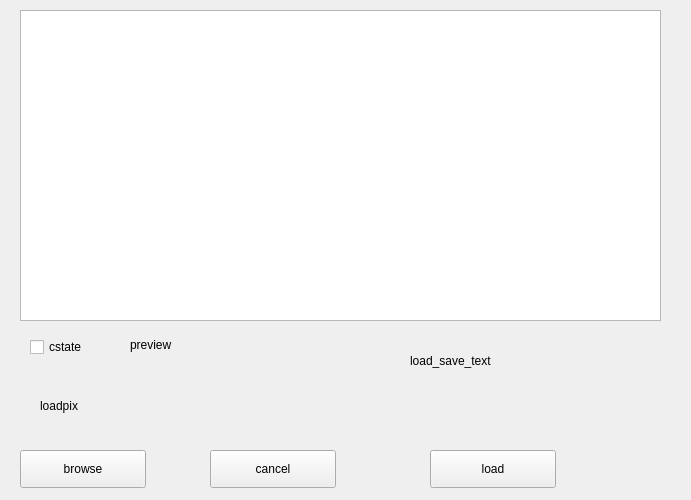
This is client/gui-qt/page_load.ui in longturn/freeciv21 as Qt 5 draws it before an edit. The edited form follows.
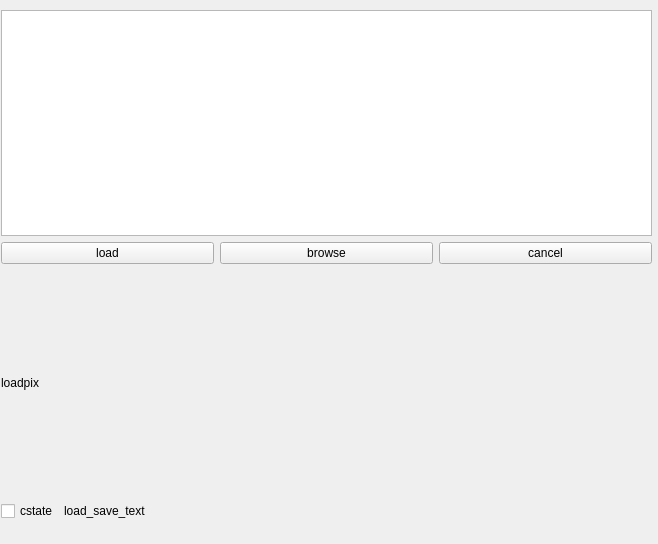
This is the edited form.

Commit message: Made page load look not tragic

```diff
--- a/client/gui-qt/page_load.ui
+++ b/client/gui-qt/page_load.ui
@@ -6,113 +6,102 @@
    <rect>
     <x>0</x>
     <y>0</y>
-    <width>691</width>
-    <height>500</height>
+    <width>658</width>
+    <height>544</height>
    </rect>
   </property>
+  <property name="sizePolicy">
+   <sizepolicy hsizetype="MinimumExpanding" vsizetype="MinimumExpanding">
+    <horstretch>0</horstretch>
+    <verstretch>0</verstretch>
+   </sizepolicy>
+  </property>
   <property name="windowTitle">
    <string>Form</string>
   </property>
-  <widget class="QTableWidget" name="saves_load">
+  <widget class="QWidget" name="verticalLayoutWidget_2">
    <property name="geometry">
     <rect>
-     <x>20</x>
+     <x>1</x>
      <y>10</y>
-     <width>641</width>
-     <height>311</height>
+     <width>651</width>
+     <height>511</height>
     </rect>
-   </property>
-  </widget>
-  <widget class="QCheckBox" name="show_preview">
-   <property name="geometry">
-    <rect>
-     <x>30</x>
-     <y>330</y>
-     <width>91</width>
-     <height>34</height>
-    </rect>
-   </property>
+   </property>
+   <layout class="QVBoxLayout" name="verticalLayout_2">
+    <item>
+     <widget class="QTableWidget" name="saves_load">
+      <property name="sizePolicy">
+       <sizepolicy hsizetype="Preferred" vsizetype="MinimumExpanding">
+        <horstretch>0</horstretch>
+        <verstretch>0</verstretch>
+       </sizepolicy>
+      </property>
+     </widget>
+    </item>
+    <item>
+     <layout class="QHBoxLayout" name="horizontalLayout">
+      <item>
+       <widget class="QPushButton" name="bload">
    <property name="text">
-    <string>cstate</string>
-   </property>
-  </widget>
+         <string>load</string>
+        </property>
+       </widget>
+      </item>
+      <item>
   <widget class="QPushButton" name="bbrowse">
-   <property name="geometry">
-    <rect>
-     <x>20</x>
-     <y>450</y>
-     <width>126</width>
-     <height>38</height>
-    </rect>
-   </property>
    <property name="text">
     <string>browse</string>
    </property>
   </widget>
+      </item>
+      <item>
   <widget class="QPushButton" name="bcancel">
-   <property name="geometry">
-    <rect>
-     <x>210</x>
-     <y>450</y>
-     <width>126</width>
-     <height>38</height>
-    </rect>
-   </property>
    <property name="text">
     <string>cancel</string>
    </property>
   </widget>
-  <widget class="QPushButton" name="bload">
-   <property name="geometry">
-    <rect>
-     <x>430</x>
-     <y>450</y>
-     <width>126</width>
-     <height>38</height>
-    </rect>
-   </property>
-   <property name="text">
-    <string>load</string>
-   </property>
-  </widget>
-  <widget class="QLabel" name="lbl_show_preview">
-   <property name="geometry">
-    <rect>
-     <x>130</x>
-     <y>330</y>
-     <width>88</width>
-     <height>29</height>
-    </rect>
-   </property>
-   <property name="text">
-    <string>preview</string>
-   </property>
-  </widget>
+      </item>
+     </layout>
+    </item>
+    <item>
   <widget class="QLabel" name="load_pix">
-   <property name="geometry">
-    <rect>
-     <x>40</x>
-     <y>380</y>
-     <width>131</width>
-     <height>51</height>
-    </rect>
+      <property name="sizePolicy">
+       <sizepolicy hsizetype="Preferred" vsizetype="MinimumExpanding">
+        <horstretch>0</horstretch>
+        <verstretch>0</verstretch>
+       </sizepolicy>
    </property>
    <property name="text">
     <string>loadpix</string>
    </property>
   </widget>
+    </item>
+    <item>
+     <layout class="QHBoxLayout" name="horizontalLayout_2">
+      <item>
+       <widget class="QCheckBox" name="show_preview">
+        <property name="text">
+         <string>cstate</string>
+        </property>
+       </widget>
+      </item>
+      <item>
   <widget class="QLabel" name="load_save_text">
-   <property name="geometry">
-    <rect>
-     <x>410</x>
-     <y>340</y>
-     <width>201</width>
-     <height>41</height>
-    </rect>
+        <property name="sizePolicy">
+         <sizepolicy hsizetype="Expanding" vsizetype="Preferred">
+          <horstretch>0</horstretch>
+          <verstretch>0</verstretch>
+         </sizepolicy>
    </property>
    <property name="text">
     <string>load_save_text</string>
    </property>
+       </widget>
+      </item>
+     </layout>
+    </item>
+   </layout>
   </widget>
  </widget>
  <resources/>
```
Lines whose indentation alone changed are shown as unchanged. The commit also changes 1 other file.
